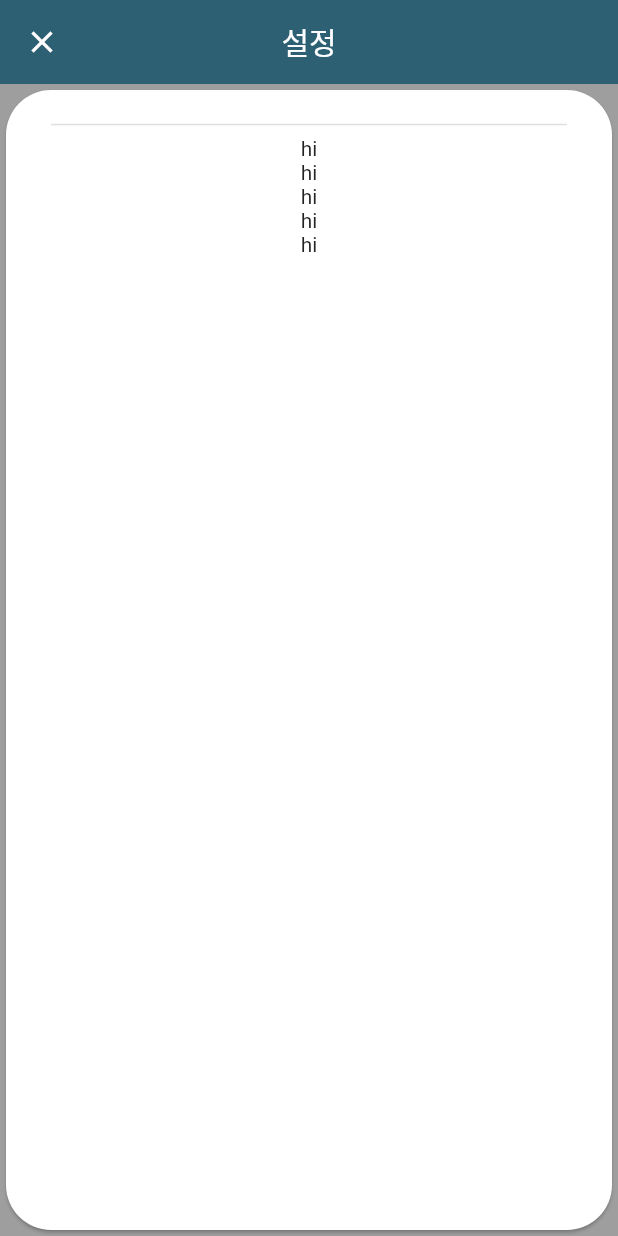
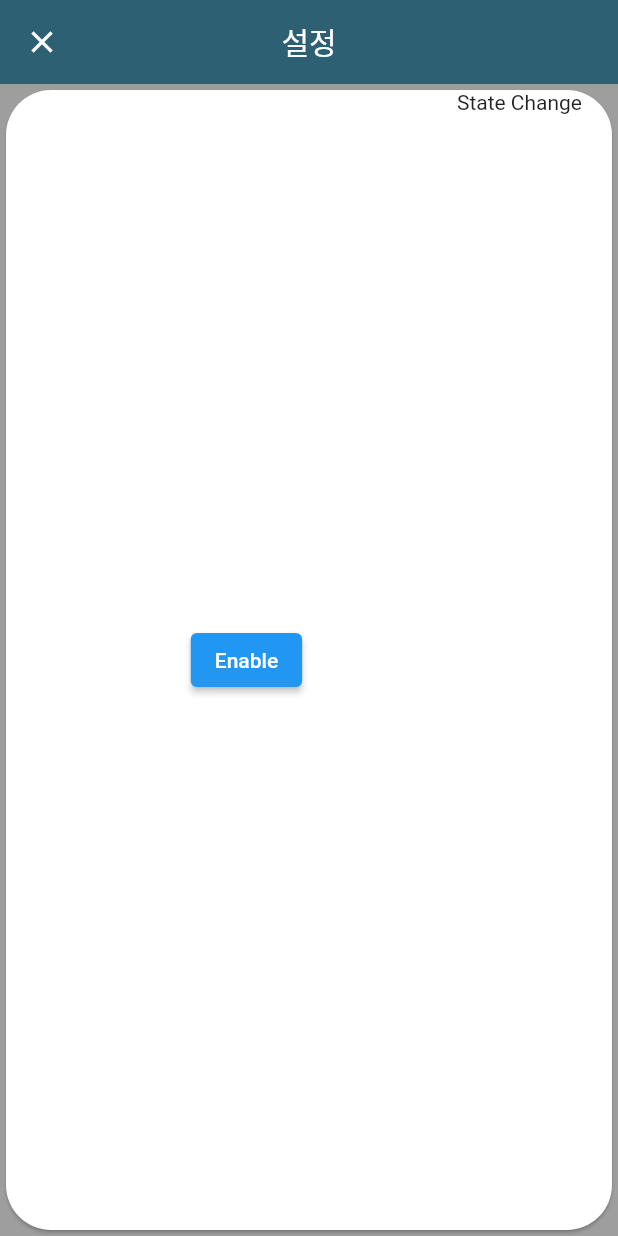
Before and after one commit to mins4416/flutter_timer, a Flutter app: the SettingApp screen opened directly, on a phone screen of 412 x 824 dp. Run offline on Flutter 3.47's test engine with Material 2 defaults, Android fonts, the phone set to English and light mode, and no system bars; our stand-ins replace flutter_svg, introduction_screen.

Commit message:
spaceBetween

```diff
--- a/lib/setting_page.dart
+++ b/lib/setting_page.dart
@@ -29,22 +29,21 @@ class SettingApp extends StatelessWidget {
           shape:
               RoundedRectangleBorder(borderRadius: BorderRadius.circular(30.0)),
           child: Container(
-            padding: EdgeInsets.only(right: 30, left: 30),
+            padding: EdgeInsets.only(right: 20, left: 20),
             decoration: BoxDecoration(
                 borderRadius: BorderRadius.all(Radius.circular(40.0))),
             child: Center(
-              child: Column(
-                children: [
-                  Padding(padding: EdgeInsets.only(top: 15)),
-                  Divider(
-                    thickness: 1,
-                  ),
-                  Text('hi'),
-                  Text('hi'),
-                  Text('hi'),
-                  Text('hi'),
-                  Text('hi'),
-                ],
+              child: Container(
+                child: Row(
+                  mainAxisAlignment: MainAxisAlignment.spaceBetween,
+                  children: [
+                    Padding(padding: EdgeInsets.only(top: 15)),
+                    ElevatedButton(onPressed: () {}, child: Text('Enable')),
+                    Column(
+                      children: [Text('State Change')],
+                    )
+                  ],
+                ),
               ),
             ),
           ),
```
